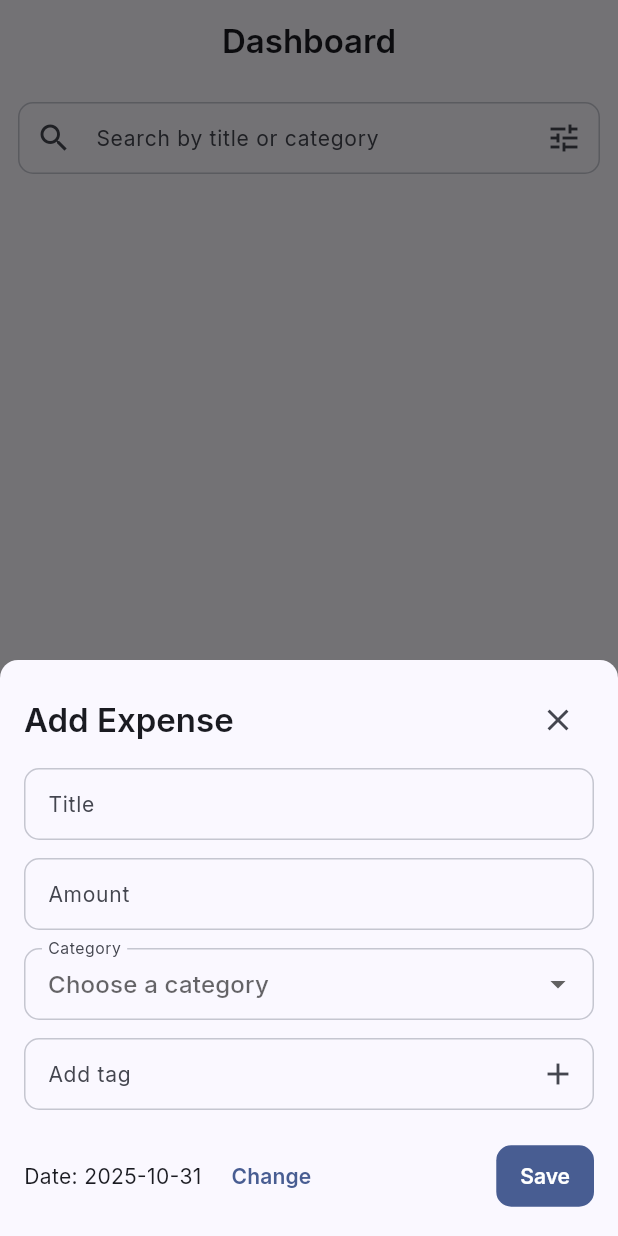
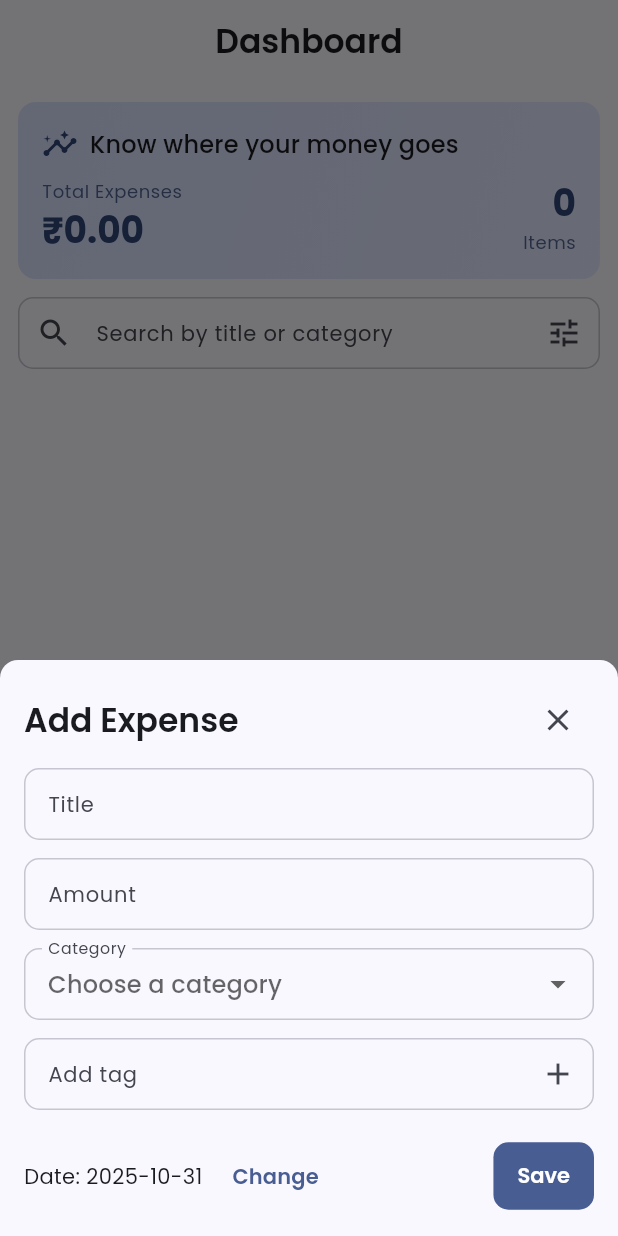
Before and after one commit to shashiben/expense-tracker, a Flutter app: the screen it shows after launch, after a tap on the "add" icon, on a phone screen of 412 x 824 dp. Run offline on Flutter 3.47's test engine with Material 3 defaults, Android fonts, the phone set to English and light mode, and no system bars; our stand-ins replace google_fonts, hive_ce, hive_ce_flutter, stacked, stacked_services, stacked_shared; accounts and stored records are empty.

Commit message:
fix(ui): fixed scroll issue

```diff
--- a/lib/app/app.theme.dart
+++ b/lib/app/app.theme.dart
@@ -11,10 +11,10 @@ final ThemeData lightThemeData = (() {
     ),
   );
 
-  final textTheme = GoogleFonts.interTextTheme(base.textTheme).copyWith(
-    titleLarge: GoogleFonts.inter(fontWeight: FontWeight.w600, fontSize: 22),
-    bodyLarge: GoogleFonts.inter(fontSize: 14, height: 1.4),
-    labelLarge: GoogleFonts.inter(fontWeight: FontWeight.w600),
+  final textTheme = GoogleFonts.poppinsTextTheme(base.textTheme).copyWith(
+    titleLarge: GoogleFonts.poppins(fontWeight: FontWeight.w600, fontSize: 22),
+    bodyLarge: GoogleFonts.poppins(fontSize: 14, height: 1.4),
+    labelLarge: GoogleFonts.poppins(fontWeight: FontWeight.w600),
   );
 
   return ThemeData(
--- a/lib/ui/bottom_sheets/add_expense/add_expense_sheet.dart
+++ b/lib/ui/bottom_sheets/add_expense/add_expense_sheet.dart
@@ -32,16 +32,18 @@ class AddExpenseSheetBody extends StackedView<AddExpenseSheetModel> {
         topLeft: Radius.circular(AppUIConstants.radiusXL),
         topRight: Radius.circular(AppUIConstants.radiusXL),
       ),
-      child: Padding(
+      child: Form(
+        key: viewModel.formKey,
+        child: SingleChildScrollView(
           padding: EdgeInsets.only(
             left: AppUIConstants.paddingLG,
             right: AppUIConstants.paddingLG,
             top: AppUIConstants.paddingLG,
             bottom: AppUIConstants.paddingLG + viewInsets.bottom,
           ),
-        child: Form(
-          key: viewModel.formKey,
-          child: Column(
+          keyboardDismissBehavior: ScrollViewKeyboardDismissBehavior.onDrag,
+          child:
+              Column(
                 mainAxisSize: MainAxisSize.min,
                 crossAxisAlignment: CrossAxisAlignment.start,
                 children: [
@@ -51,10 +53,14 @@ class AddExpenseSheetBody extends StackedView<AddExpenseSheetModel> {
                       const Spacer(),
                       IconButton(
                         icon: const Icon(Icons.close),
-                    onPressed: () => completer(SheetResponse(confirmed: false)),
+                        onPressed: () =>
+                            completer(SheetResponse(confirmed: false)),
                       ),
                     ],
-              ).fadeSlide(beginOffset: const Offset(0, 12), delay: const Duration(milliseconds: 80)),
+                  ).fadeSlide(
+                    beginOffset: const Offset(0, 12),
+                    delay: const Duration(milliseconds: 80),
+                  ),
                   SizedBox(height: AppUIConstants.spacingMD),
                   TextFormField(
                     controller: viewModel.titleController,
@@ -83,7 +89,10 @@ class AddExpenseSheetBody extends StackedView<AddExpenseSheetModel> {
                     initialValue: viewModel.selectedCategory,
                     items: viewModel.categories
                         .map(
-                      (c) => DropdownMenuItem<String>(value: c, child: Text(c)),
+                          (c) => DropdownMenuItem<String>(
+                            value: c,
+                            child: Text(c),
+                          ),
                         )
                         .toList(),
                     onChanged: viewModel.setCategory,
@@ -152,7 +161,8 @@ class AddExpenseSheetBody extends StackedView<AddExpenseSheetModel> {
                       ElevatedButton(
                         onPressed: () {
                           final valid =
-                          viewModel.formKey.currentState?.validate() ?? false;
+                              viewModel.formKey.currentState?.validate() ??
+                              false;
                           if (!valid) return;
                           final amount = double.parse(
                             viewModel.amountController.text.trim(),
@@ -183,7 +193,10 @@ class AddExpenseSheetBody extends StackedView<AddExpenseSheetModel> {
                     ],
                   ),
                 ],
-          ).fadeSlide(beginOffset: const Offset(0, 18), delay: const Duration(milliseconds: 60)),
+              ).fadeSlide(
+                beginOffset: const Offset(0, 18),
+                delay: const Duration(milliseconds: 60),
+              ),
         ),
       ),
     );
--- a/lib/ui/components/expense_item.dart
+++ b/lib/ui/components/expense_item.dart
@@ -36,11 +36,24 @@ class ExpenseItem extends StatelessWidget {
         horizontal: AppUIConstants.paddingMD,
         vertical: AppUIConstants.paddingSM,
       ),
-      title: Text(
-        expense.title,
-        style: theme.textTheme.titleMedium,
-        maxLines: 1,
-        overflow: TextOverflow.ellipsis,
+      title: Row(
+        children: [
+          Expanded(
+            child: Text(
+              expense.title,
+              style: theme.textTheme.titleMedium,
+              maxLines: 1,
+              overflow: TextOverflow.ellipsis,
+            ),
+          ),
+          Text(
+            '${AppConfig.defaultCurrencySymbol}${expense.amount.toStringAsFixed(2)}',
+            style: theme.textTheme.titleMedium?.copyWith(
+              color: theme.colorScheme.primary,
+              fontWeight: FontWeight.w600,
+            ),
+          ),
+        ],
       ),
       subtitle: Text(
         expense.category,
@@ -51,6 +64,7 @@ class ExpenseItem extends StatelessWidget {
         overflow: TextOverflow.ellipsis,
       ),
       trailing: PopupMenuButton<String>(
+        padding: EdgeInsets.zero,
         itemBuilder: (context) => [
           PopupMenuItem(
             value: 'edit',
--- a/lib/ui/screens/dashboard/dashboard.screen.dart
+++ b/lib/ui/screens/dashboard/dashboard.screen.dart
@@ -16,6 +16,7 @@ class DashboardScreen extends StackedView<DashboardViewModel> {
     DashboardViewModel viewModel,
     Widget? child,
   ) {
+    final theme = Theme.of(context);
     return Scaffold(
       appBar: AppBar(title: Text("Dashboard"), centerTitle: true),
       body: Padding(
@@ -23,6 +24,88 @@ class DashboardScreen extends StackedView<DashboardViewModel> {
         child: Column(
           crossAxisAlignment: CrossAxisAlignment.start,
           children: [
+            Container(
+              padding: const EdgeInsets.all(AppUIConstants.paddingLG),
+              decoration: BoxDecoration(
+                gradient: LinearGradient(
+                  colors: [
+                    theme.colorScheme.primaryContainer,
+                    theme.colorScheme.primaryContainer.withValues(alpha: .7),
+                  ],
+                  begin: Alignment.topLeft,
+                  end: Alignment.bottomRight,
+                ),
+                borderRadius: BorderRadius.circular(AppUIConstants.radiusXL),
+              ),
+              child: Column(
+                crossAxisAlignment: CrossAxisAlignment.start,
+                children: [
+                  Row(
+                    children: [
+                      Icon(
+                        Icons.insights,
+                        color: theme.colorScheme.onPrimaryContainer,
+                        size: AppUIConstants.iconSizeLG,
+                      ),
+                      SizedBox(width: AppUIConstants.spacingMD),
+                      Expanded(
+                        child: Text(
+                          'Know where your money goes',
+                          style: theme.textTheme.titleMedium,
+                        ),
+                      ),
+                    ],
+                  ),
+                  SizedBox(height: AppUIConstants.paddingMD),
+                  Row(
+                    mainAxisAlignment: MainAxisAlignment.spaceBetween,
+                    children: [
+                      Column(
+                        crossAxisAlignment: CrossAxisAlignment.start,
+                        children: [
+                          Text(
+                            'Total Expenses',
+                            style: theme.textTheme.bodySmall?.copyWith(
+                              color: theme.colorScheme.onPrimaryContainer
+                                  .withValues(alpha: .8),
+                            ),
+                          ),
+                          SizedBox(height: AppUIConstants.spacingXXS),
+                          Text(
+                            '${AppConfig.defaultCurrencySymbol}${viewModel.totalVisible.toStringAsFixed(2)}',
+                            style: theme.textTheme.headlineSmall?.copyWith(
+                              color: theme.colorScheme.onPrimaryContainer,
+                              fontWeight: FontWeight.w700,
+                            ),
+                          ),
+                        ],
+                      ),
+                      Column(
+                        crossAxisAlignment: CrossAxisAlignment.end,
+                        children: [
+                          Text(
+                            '${viewModel.visible.length}',
+                            style: theme.textTheme.headlineSmall?.copyWith(
+                              color: theme.colorScheme.onPrimaryContainer,
+                              fontWeight: FontWeight.w700,
+                            ),
+                          ),
+                          SizedBox(height: AppUIConstants.spacingXXS),
+                          Text(
+                            'Items',
+                            style: theme.textTheme.bodySmall?.copyWith(
+                              color: theme.colorScheme.onPrimaryContainer
+                                  .withValues(alpha: 0.8),
+                            ),
+                          ),
+                        ],
+                      ),
+                    ],
+                  ),
+                ],
+              ),
+            ).fadeSlide(delay: const Duration(milliseconds: 40)),
+            SizedBox(height: AppUIConstants.paddingMD),
             Column(
               crossAxisAlignment: CrossAxisAlignment.start,
               children: [
@@ -54,8 +137,9 @@ class DashboardScreen extends StackedView<DashboardViewModel> {
                   onChanged: viewModel.onQueryChanged,
                 ),
               ],
-            ),
+            ).fadeSlide(delay: const Duration(milliseconds: 120)),
 
+            SizedBox(height: AppUIConstants.paddingMD),
             Expanded(child: DashboardListSection(viewModel: viewModel)),
           ],
         ),
--- a/lib/ui/screens/dashboard/dashboard.view_model.dart
+++ b/lib/ui/screens/dashboard/dashboard.view_model.dart
@@ -131,6 +131,7 @@ class DashboardViewModel extends BaseViewModel {
   Future<void> showAddExpenseSheet() async {
     final result = await _bottomSheetService.showCustomSheet(
       variant: BottomSheetType.addExpense,
+      isScrollControlled: true,
     );
     if (result?.confirmed == true && result?.data is ExpenseModel) {
       await _repo.create(result!.data as ExpenseModel);
@@ -142,6 +143,7 @@ class DashboardViewModel extends BaseViewModel {
     final result = await _bottomSheetService.showCustomSheet(
       variant: BottomSheetType.addExpense,
       data: entry,
+      isScrollControlled: true,
     );
     if (result?.confirmed == true) {
       final data = result?.data;
```
Lines whose indentation alone changed are shown as unchanged.
